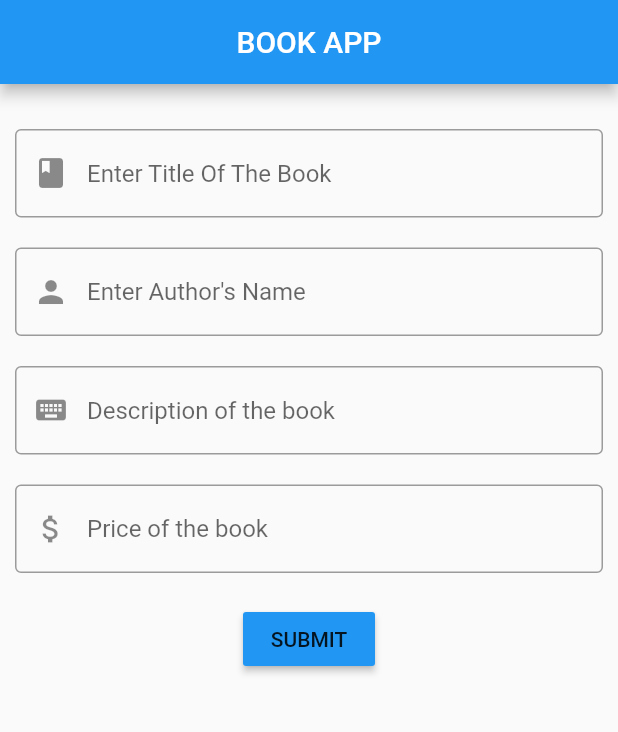
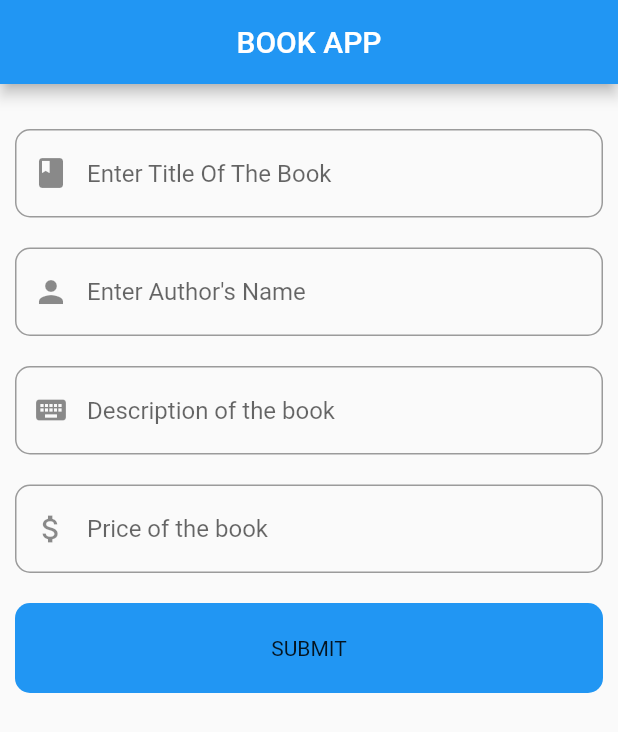
Before and after one commit to parentsmyworld/Book-App, a Flutter app: the screen it shows after launch, on a phone screen of 412 x 824 dp. Shown: the top 732 px of the screen. Run offline on Flutter 3.47's test engine with Material 2 defaults, Android fonts, the phone set to English and light mode, and no system bars.

Commit message:
buttonviewchanged

```diff
--- a/lib/main.dart
+++ b/lib/main.dart
@@ -26,7 +26,9 @@ class MyApp extends StatelessWidget {
                 TextField(
                   controller: title,
                   decoration: InputDecoration(
-border: OutlineInputBorder(),
+border: OutlineInputBorder(
+  borderRadius: BorderRadius.circular(10.0)
+),
                     hintText: "Enter Title Of The Book",
                     prefixIcon: Icon(Icons.book)
                   ),
@@ -37,7 +39,9 @@ border: OutlineInputBorder(),
               TextField(
                 controller: author,
                 decoration: InputDecoration(
-                  border: OutlineInputBorder(),
+                  border: OutlineInputBorder(
+                    borderRadius: BorderRadius.circular(10.0)
+                  ),
                   hintText: "Enter Author's Name",
                   prefixIcon: Icon(Icons.person)
                 ),
@@ -46,7 +50,9 @@ border: OutlineInputBorder(),
                 TextField(
                   controller: description,
                   decoration: InputDecoration(
-                    border: OutlineInputBorder(),
+                    border: OutlineInputBorder(
+                      borderRadius: BorderRadius.circular(10.0)
+                    ),
                     hintText: "Description of the book",
                     prefixIcon: Icon(Icons.keyboard)
                   ),
@@ -55,28 +61,39 @@ border: OutlineInputBorder(),
                 TextField(
                   controller: price,
                   decoration: InputDecoration(
-                    border: OutlineInputBorder(),
+                    border: OutlineInputBorder(
+                      borderRadius: BorderRadius.circular(10.0)
+                    ),
                     hintText: "Price of the book",
                     prefixIcon: Icon(Icons.attach_money)
                   ),
                 ),
                 SizedBox(height: 20.0,),
-                Center(
-                  child: RaisedButton(
-                    onPressed: (){
-                      var a=title.text;
-                      var b=author.text;
-                      var c=description.text;
-                      var d=price.text;
-                      print(a);
-                      print(b);
-                      print(c);
-                      print(d);
-                    },
-                    color: Colors.blue,
-                    child: Text("SUBMIT"),
-                  ),
-                )
+Container(
+  decoration: BoxDecoration(
+    color: Colors.blue,
+    borderRadius: BorderRadius.circular(10.0)
+  ),
+
+  height: 60.0,
+  child: Center(child: Text("SUBMIT")),
+)
+//                Center(
+//                  child: RaisedButton(
+//                    onPressed: (){
+//                      var a=title.text;
+//                      var b=author.text;
+//                      var c=description.text;
+//                      var d=price.text;
+//                      print(a);
+//                      print(b);
+//                      print(c);
+//                      print(d);
+//                    },
+//                    color: Colors.blue,
+//                    child: Text("SUBMIT"),
+//                  ),
+//                )
 
               ],
             ),
```
